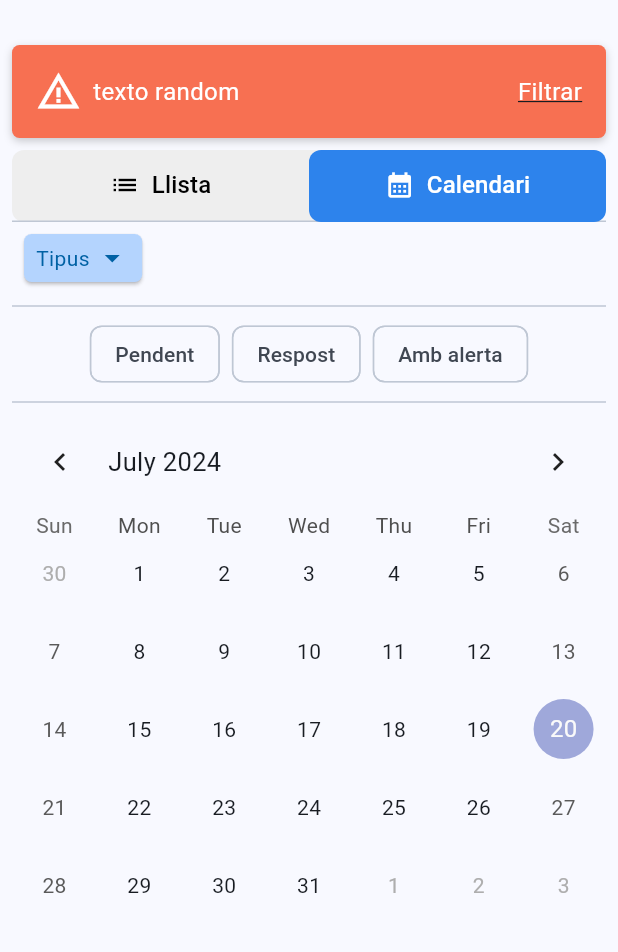
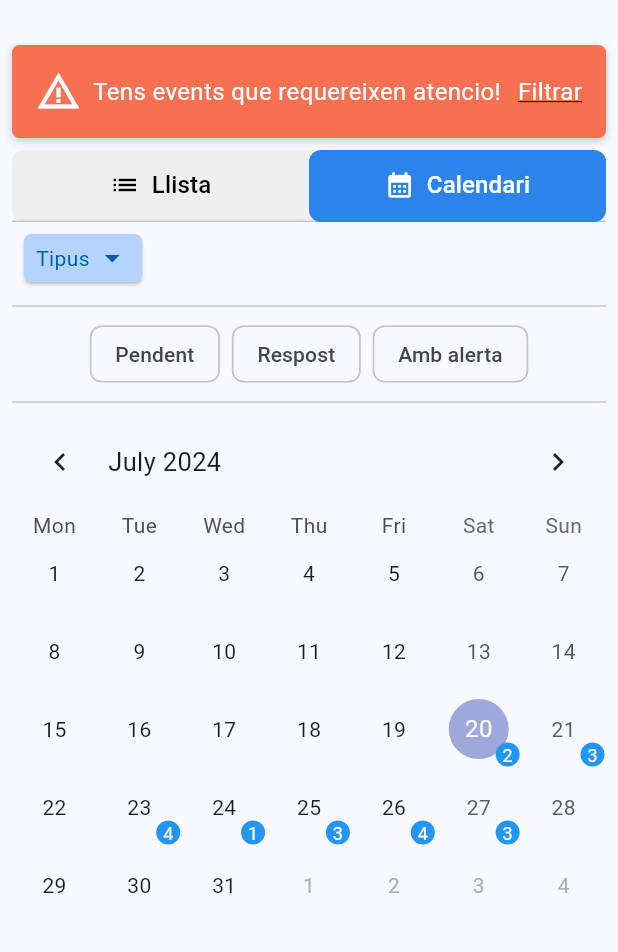
Before and after one commit to AssociacioFemPinya/mobile, a Flutter app: the screen it shows after launch, tab 2 chosen, on a phone screen of 412 x 824 dp, the part 63-1015 px from its top. Run offline on Flutter 3.47's test engine with Material 3 defaults, Android fonts, the light colour scheme and no system bars; drawn by our look-alikes of table_calendar; our stand-ins replace dartz, equatable, flutter_bloc, flutter_svg, get_it; generated files the repository leaves out were written again.

Commit message:
fix calendar

```diff
--- a/lib/features/events/presentation/bloc/events_list/events_calendar/events_calendar_bloc.dart
+++ b/lib/features/events/presentation/bloc/events_list/events_calendar/events_calendar_bloc.dart
@@ -1,5 +1,7 @@
+import 'package:fempinya3_flutter_app/features/events/domain/useCases/get_events_list.dart';
 import 'package:fempinya3_flutter_app/features/events/presentation/bloc/events_list/events_calendar/events_calendar_events.dart';
 import 'package:fempinya3_flutter_app/features/events/presentation/bloc/events_list/events_calendar/events_calendar_state.dart';
+import 'package:fempinya3_flutter_app/features/events/service_locator.dart';
 
 import 'package:flutter_bloc/flutter_bloc.dart';
 import 'package:table_calendar/table_calendar.dart';
@@ -8,6 +10,7 @@ class EventsCalendarBloc
     extends Bloc<EventsCalendarEvent, EventsCalendarState> {
   EventsCalendarBloc()
       : super(EventsCalendarState(
+          calendarEvents: {},
           calendarFormat: CalendarFormat.month,
           focusedDay: DateTime.now(),
           selectedDay: null,
@@ -21,10 +24,35 @@ class EventsCalendarBloc
       emit(state.copyWith(selectedDay: null));
     });
     on<EventsCalendarDateFocused>((event, emit) {
-      emit(state.copyWith(focusedDay: event.value, selectedDay: state.selectedDay));
+      emit(state.copyWith(
+          focusedDay: event.value, selectedDay: state.selectedDay));
     });
     on<EventsCalendarFormatSet>((event, emit) {
-      emit(state.copyWith(calendarFormat: event.value, selectedDay: state.selectedDay));
+      emit(state.copyWith(
+          calendarFormat: event.value, selectedDay: state.selectedDay));
+    });
+    on<LoadCalendarEvents>((events, emit) async {
+      var result = await sl<GetEventsList>().call();
+
+      result.fold((failure) {
+        add(CalendarEventsLoadFailure('Failed to load events'));
+      }, (data) {
+        add(CalendarEventsLoaded(data));
+      });
+    });
+    on<CalendarEventsLoaded>((events, emit) {
+      final DateEventsName dateEvents = {};
+      for (var event in events.value) {
+        final eventDay = DateTime.utc(
+            event.startDate.year, event.startDate.month, event.startDate.day);
+        if (!dateEvents.containsKey(eventDay)) {
+          dateEvents[eventDay] = [];
+        }
+        dateEvents[eventDay]!.add(event.title);
+      }
+      emit(state.copyWith(
+        calendarEvents: dateEvents
+      ));
     });
   }
 }
--- a/lib/features/events/presentation/bloc/events_list/events_calendar/events_calendar_events.dart
+++ b/lib/features/events/presentation/bloc/events_list/events_calendar/events_calendar_events.dart
@@ -1,3 +1,4 @@
+import 'package:fempinya3_flutter_app/features/events/domain/entities/event.dart';
 import 'package:table_calendar/table_calendar.dart';
 
 class EventsCalendarEvent {}
@@ -20,3 +21,15 @@ class EventsCalendarFormatSet extends EventsCalendarEvent {
   final CalendarFormat value;
   EventsCalendarFormatSet(this.value);
 }
+
+class LoadCalendarEvents extends EventsCalendarEvent {}
+
+class CalendarEventsLoaded extends EventsCalendarEvent {
+    final List<EventEntity> value;
+    CalendarEventsLoaded(this.value);
+}
+
+class CalendarEventsLoadFailure extends EventsCalendarEvent {
+    final String value;
+    CalendarEventsLoadFailure(this.value);
+}
--- a/lib/features/events/presentation/bloc/events_list/events_calendar/events_calendar_state.dart
+++ b/lib/features/events/presentation/bloc/events_list/events_calendar/events_calendar_state.dart
@@ -1,21 +1,27 @@
 import 'package:table_calendar/table_calendar.dart';
 
+typedef DateEventsName = Map<DateTime, List<String>>;
+
 class EventsCalendarState {
+  final DateEventsName calendarEvents;
   final CalendarFormat calendarFormat;
   final DateTime focusedDay;
   final DateTime? selectedDay;
 
   EventsCalendarState(
-      {required this.calendarFormat,
+      {required this.calendarEvents,
+      required this.calendarFormat,
       required this.focusedDay,
       required this.selectedDay});
 
   EventsCalendarState copyWith({
+    DateEventsName? calendarEvents,
     CalendarFormat? calendarFormat,
     DateTime? focusedDay,
     DateTime? selectedDay,
   }) {
     return EventsCalendarState(
+      calendarEvents: calendarEvents ?? this.calendarEvents,
       calendarFormat: calendarFormat ?? this.calendarFormat,
       focusedDay: focusedDay ?? this.focusedDay,
       selectedDay: selectedDay,
--- a/lib/features/events/presentation/bloc/events_list/events_list/events_list_bloc.dart
+++ b/lib/features/events/presentation/bloc/events_list/events_list/events_list_bloc.dart
@@ -15,7 +15,7 @@ class EventsListBloc
     on<EventsListLoaded>((events, emit) {
       final DateEvents dateEvents = {};
       for (var event in events.value) {
-        final eventDay = DateTime(
+        final eventDay = DateTime.utc(
             event.startDate.year, event.startDate.month, event.startDate.day);
         if (!dateEvents.containsKey(eventDay)) {
           dateEvents[eventDay] = [];
--- a/lib/features/events/presentation/widgets/events_list/events_calendar.dart
+++ b/lib/features/events/presentation/widgets/events_list/events_calendar.dart
@@ -1,14 +1,13 @@
-import 'package:fempinya3_flutter_app/features/events/domain/entities/event.dart';
 import 'package:fempinya3_flutter_app/features/events/presentation/bloc/events_list/events_calendar/events_calendar_bloc.dart';
 import 'package:fempinya3_flutter_app/features/events/presentation/bloc/events_list/events_calendar/events_calendar_events.dart';
 import 'package:fempinya3_flutter_app/features/events/presentation/bloc/events_list/events_calendar/events_calendar_state.dart';
 import 'package:fempinya3_flutter_app/features/events/presentation/bloc/events_list/events_filters/events_filters_bloc.dart';
-import 'package:fempinya3_flutter_app/features/events/presentation/bloc/events_list/events_list/events_list_bloc.dart';
 import 'package:fempinya3_flutter_app/features/events/presentation/bloc/events_list/events_view_mode/events_view_mode_bloc.dart';
 
 import 'package:flutter/material.dart';
 import 'package:flutter_bloc/flutter_bloc.dart';
 import 'package:table_calendar/table_calendar.dart';
+import 'package:flutter_gen/gen_l10n/app_localizations.dart';
 
 typedef EventLoader = List<String> Function(DateTime day);
 
@@ -28,11 +27,14 @@ class EventsCalendar extends StatelessWidget {
   }
 
   BlocBuilder tableCalendar(BuildContext context) {
+    final locale = Localizations.localeOf(context).toString();
     return BlocBuilder<EventsCalendarBloc, EventsCalendarState>(
         builder: (context, state) {
       return TableCalendar(
         firstDay: DateTime.utc(2010, 10, 16),
         lastDay: DateTime.utc(2030, 3, 14),
+        startingDayOfWeek: StartingDayOfWeek.monday,
+        locale: locale,
         focusedDay: state.focusedDay,
         calendarFormat: state.calendarFormat,
         headerStyle: const HeaderStyle(
@@ -94,9 +96,7 @@ class EventsCalendar extends StatelessWidget {
 
   EventLoader _createEventLoader(BuildContext context) {
     return (DateTime day) {
-      List<EventEntity>? events =
-          context.read<EventsListBloc>().state.events[day];
-      return events != null ? [for (var event in events) event.title] : [];
+      return context.read<EventsCalendarBloc>().state.calendarEvents[day] ?? [];
     };
   }
 
--- a/lib/features/events/presentation/widgets/events_list/events_view_mode.dart
+++ b/lib/features/events/presentation/widgets/events_list/events_view_mode.dart
@@ -51,6 +51,7 @@ class _EventsViewModeWidgetState extends State<EventsViewModeWidget>
     if (viewMode == EventsViewModeEnum.list) {
       context.read<EventsFiltersBloc>().add(EventsDayFilterUnset());
     } else if (viewMode == EventsViewModeEnum.calendar) {
+      context.read<EventsCalendarBloc>().add(LoadCalendarEvents());
       context.read<EventsCalendarBloc>().add(EventsCalendarDateSelectedUnset());
       context
           .read<EventsCalendarBloc>()
--- a/lib/l10n/app_ca.arb
+++ b/lib/l10n/app_ca.arb
@@ -20,7 +20,7 @@
         }
     },
     "eventsPageTitle": "Esdeveniments",
-    "eventsPageEventsWithAlertBanner": "texto random",
+    "eventsPageEventsWithAlertBanner": "Tens events que requereixen atencio!",
     "eventsPageTypeChipTraining": "Assajos",
     "eventsPageTypeChipPerformance": "Sortides",
     "eventsPageTypeChipActivity": "Activitats",
--- a/lib/l10n/app_es.arb
+++ b/lib/l10n/app_es.arb
@@ -20,7 +20,7 @@
       }
   },
   "eventsPageTitle": "Eventos",
-  "eventsPageEventsWithAlertBanner": "texto random",
+  "eventsPageEventsWithAlertBanner": "Tienes eventos que requiren atención",
   "eventsPageTypeChipTraining": "Ensayos",
   "eventsPageTypeChipPerformance": "Salidas",
   "eventsPageTypeChipActivity": "Actividades",
```
